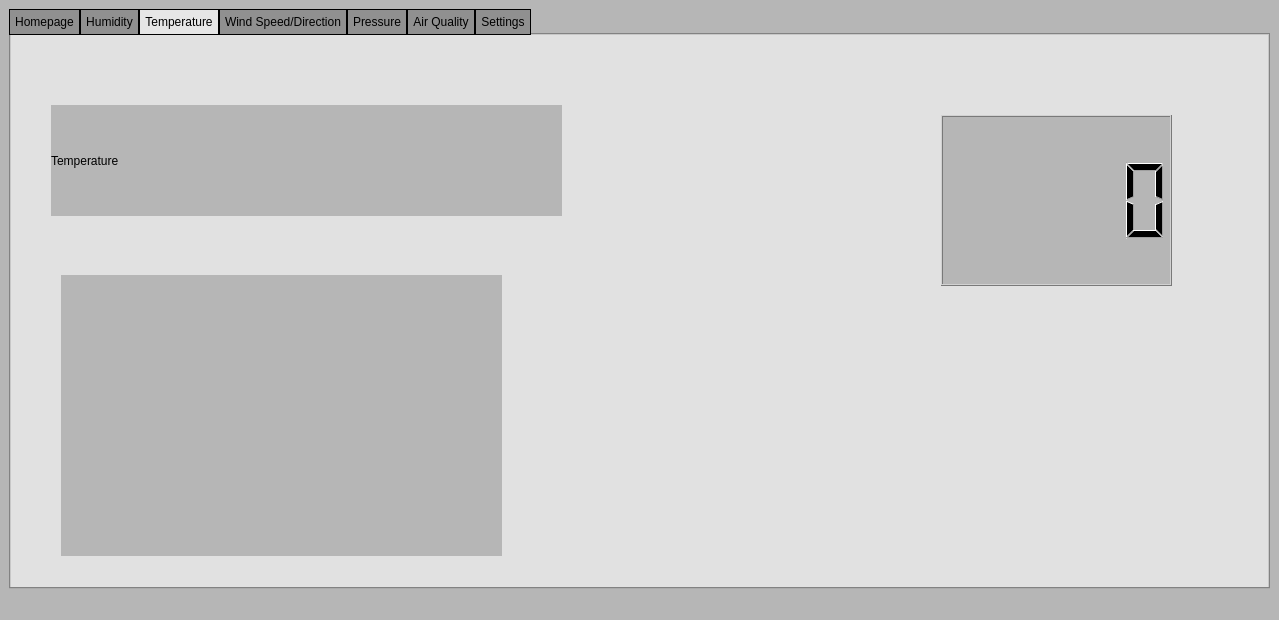
brendankaguiar/Senior-Project, file Desktop Application/mainwindow.ui: the form before one commit.
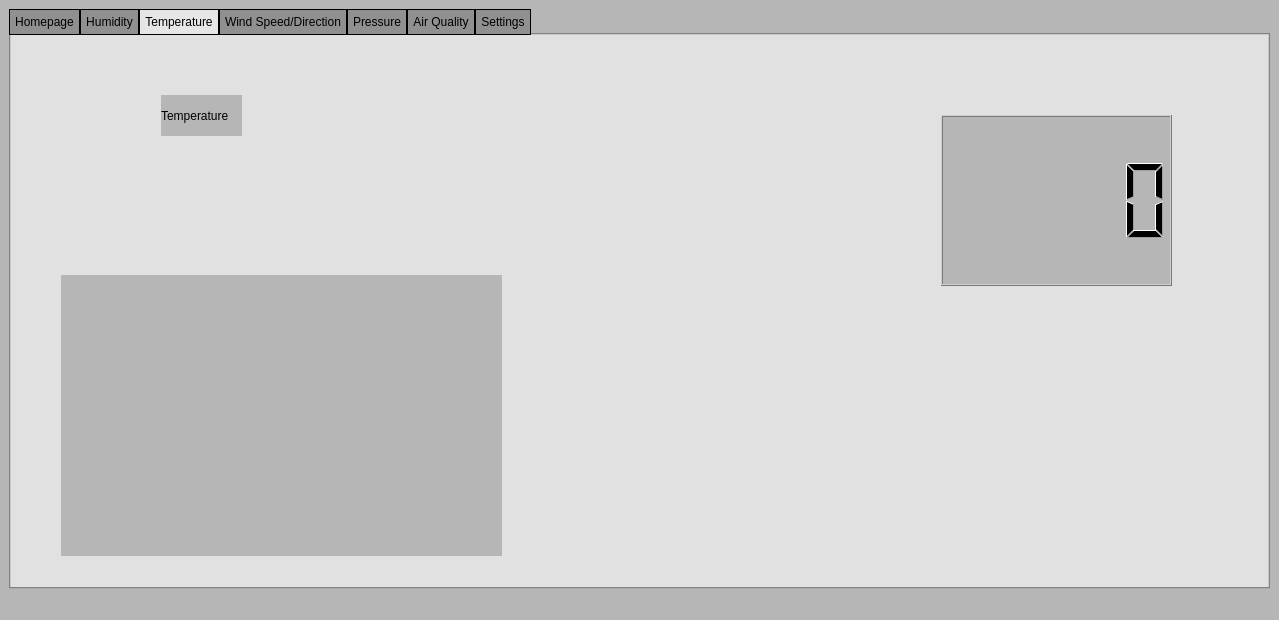
The form after the commit. The open tabs and pages were chosen to show the change. Custom widgets are drawn as their Qt base class.

Commit message: Changed sliders, changed display to prevent crashes from invalid values

The edit to the form file:
```diff
--- a/Desktop Application/mainwindow.ui
+++ b/Desktop Application/mainwindow.ui
@@ -186,10 +186,10 @@
        <widget class="QLabel" name="label_10">
         <property name="geometry">
          <rect>
-          <x>40</x>
-          <y>70</y>
-          <width>511</width>
-          <height>111</height>
+          <x>150</x>
+          <y>60</y>
+          <width>81</width>
+          <height>41</height>
          </rect>
         </property>
         <property name="text">
```
The commit also changes 5 other files.
